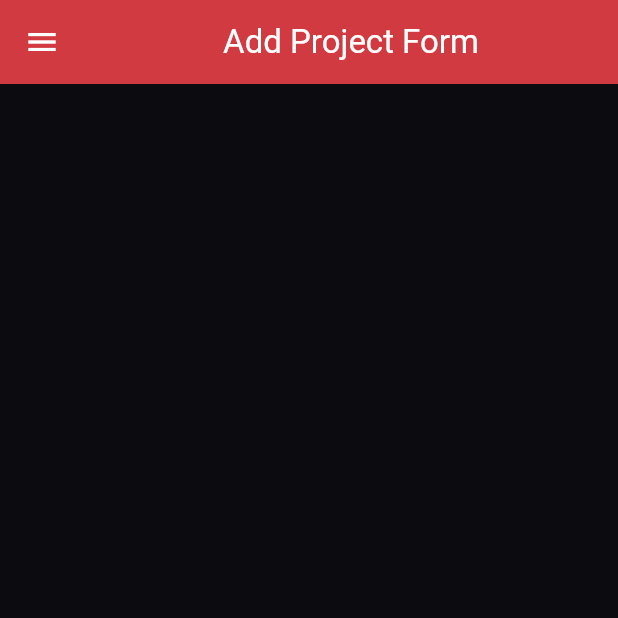
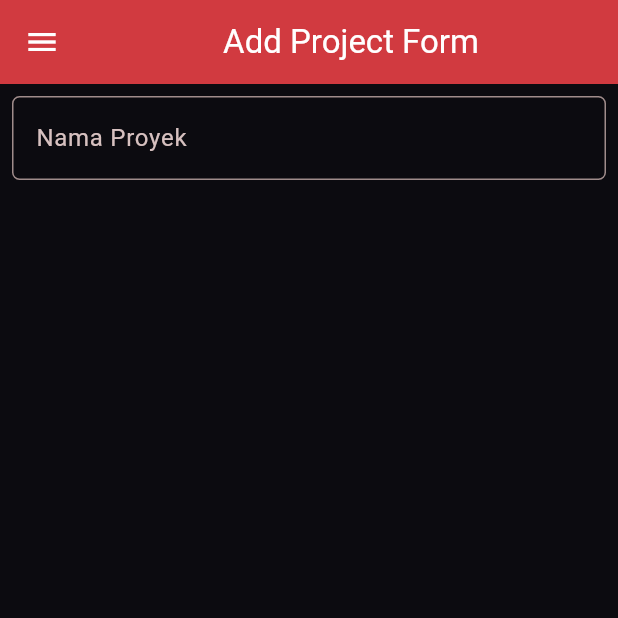
Before and after one commit to raniaysnn/myportofolio_mobile, a Flutter app: the ProjectFormPage screen opened directly, on a phone screen of 412 x 824 dp, the top half of it. Run offline on Flutter 3.47's test engine with Material 3 defaults, Android fonts, the phone set to English and light mode, and no system bars; our stand-ins replace material_ui.

Commit message:
feat: tambah variabel state form dan field Nama Proyek dengan validator

```diff
--- a/lib/project_form.dart
+++ b/lib/project_form.dart
@@ -11,6 +11,19 @@ class ProjectFormPage extends StatefulWidget {
 class _ProjectFormPageState extends State<ProjectFormPage> {
   // Kunci untuk mengakses state form: validasi dan reset.
   final _formKey = GlobalKey<FormState>();
+  String _projectName = "";
+  String _description = "";
+  String _category = "Web Development"; // default
+  String _technologies = "";
+  String _projectLink = "";
+
+  final List<String> _categories = [
+    'Web Development',
+    'Mobile Development',
+    'Machine Learning',
+    'Data Science',
+    'Other',
+  ];
 
   @override
   Widget build(BuildContext context) {
@@ -24,7 +37,37 @@ class _ProjectFormPageState extends State<ProjectFormPage> {
       body: Form(
         key: _formKey,
         // Konten form dapat digulir bila tidak muat di layar.
-        child: SingleChildScrollView(),
+        child: SingleChildScrollView(
+          child: Column(
+            crossAxisAlignment: CrossAxisAlignment.start,
+            children: [
+              // === Project Name ===
+              Padding(
+                padding: const EdgeInsets.all(8.0),
+                child: TextFormField(
+                  decoration: InputDecoration(
+                    hintText: "Nama Proyek",
+                    labelText: "Nama Proyek",
+                    border: OutlineInputBorder(
+                      borderRadius: BorderRadius.circular(5.0),
+                    ),
+                  ),
+                  onChanged: (String? value) {
+                    setState(() {
+                      _projectName = value!;
+                    });
+                  },
+                  validator: (String? value) {
+                    if (value == null || value.trim().isEmpty) {
+                      return "Nama proyek tidak boleh kosong!";
+                    }
+                    return null;
+                  },
+                ),
+              ),
+            ],
+          ),
+        ),
       ),
     );
   }
```
